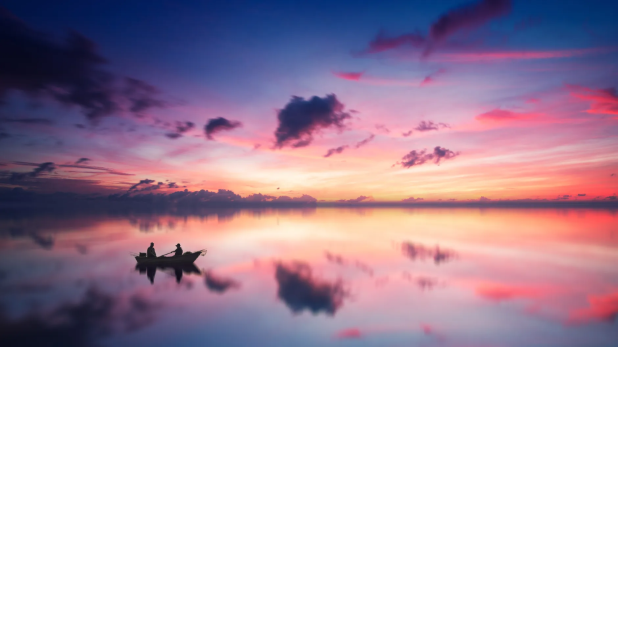
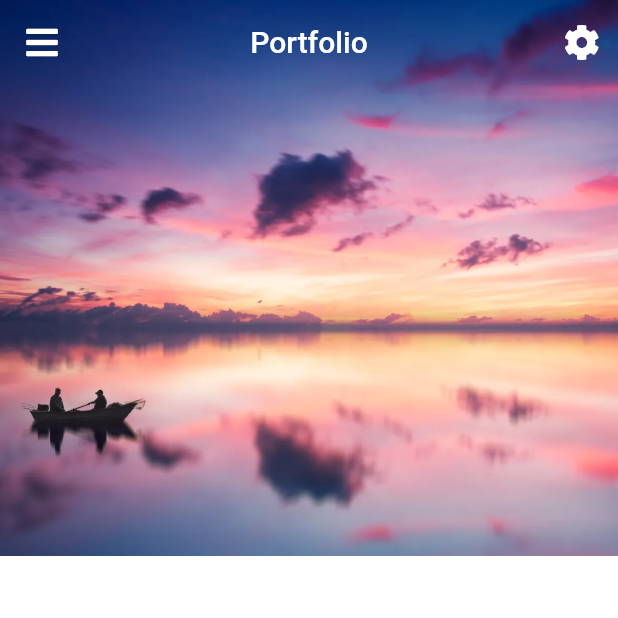
Before and after one commit to smailiAbdelkarim/FlutterUiCoding, a Flutter app: the screen it shows after launch, on a phone screen of 412 x 824 dp, the top half of it. Run offline on Flutter 3.47's test engine with Material 2 defaults, Android fonts, the phone set to English and light mode, and no system bars; our stand-ins replace font_awesome_flutter.

Commit message:
add fontawesom icons and background color

```diff
--- a/lib/profiles/profile1/profile_1.dart
+++ b/lib/profiles/profile1/profile_1.dart
@@ -1,6 +1,7 @@
 import 'package:flutter/material.dart';
 import 'package:flutteruicodiing/profiles/profile1/user.dart';
 import 'provider.dart';
+import 'package:font_awesome_flutter/font_awesome_flutter.dart';
 class Profile1 extends StatefulWidget {
   @override
   _Profile1State createState() => _Profile1State();
@@ -8,11 +9,38 @@ class Profile1 extends StatefulWidget {
 
 class _Profile1State extends State<Profile1> {
   Profile profile = Profile1Provider.getProfile();
+
   @override
   Widget build(BuildContext context) {
-        return Stack(
-          children: <Widget>[
-            Image.asset('assets/profiles/1.jpeg'),
-          ],
-        );
+    return Stack(
+      children: <Widget>[
+        Image.asset('assets/profiles/1.jpeg',
+           fit: BoxFit.cover,
+           height: MediaQuery.of(context).size.height*0.45,
+           ),
+        Scaffold(
+          backgroundColor: Colors.transparent,
+          appBar: AppBar(title: Text("Portfolio"),
+            centerTitle: true,
+            backgroundColor: Colors.transparent,
+            elevation: 0,
+            leading: IconButton(
+              icon: Icon(FontAwesomeIcons.bars),
+              onPressed: (){},
+            ),
+            actions: <Widget>[
+              IconButton(
+                icon: Icon(FontAwesomeIcons.cog),
+                onPressed: (){},
+                )
+            ],
+
+
+          ),
+          body: Container(),
+        )
+      ],
+
+    );
+  }
 }
--- a/pubspec.yaml
+++ b/pubspec.yaml
@@ -28,10 +28,13 @@ dependencies:
   # The following adds the Cupertino Icons font to your application.
   # Use with the CupertinoIcons class for iOS style icons.
   cupertino_icons: ^0.1.3
+  font_awesome_flutter: ^8.8.1
 
 dev_dependencies:
   flutter_test:
     sdk: flutter
+
+
 
 # For information on the generic Dart part of this file, see the
 # following page: https://dart.dev/tools/pub/pubspec
@@ -39,10 +42,13 @@ dev_dependencies:
 # The following section is specific to Flutter.
 flutter:
 
+
   # The following line ensures that the Material Icons font is
   # included with your application, so that you can use the icons in
   # the material Icons class.
   uses-material-design: true
+
+
 
   # To add assets to your application, add an assets section, like this:
   assets:
```
Also changed, not shown: pubspec.lock.
